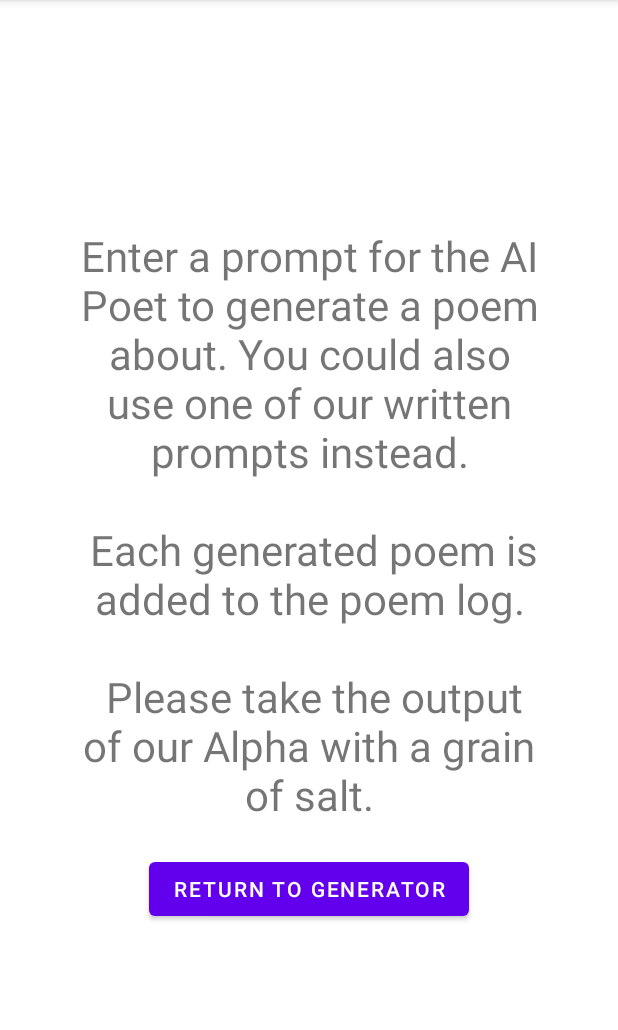
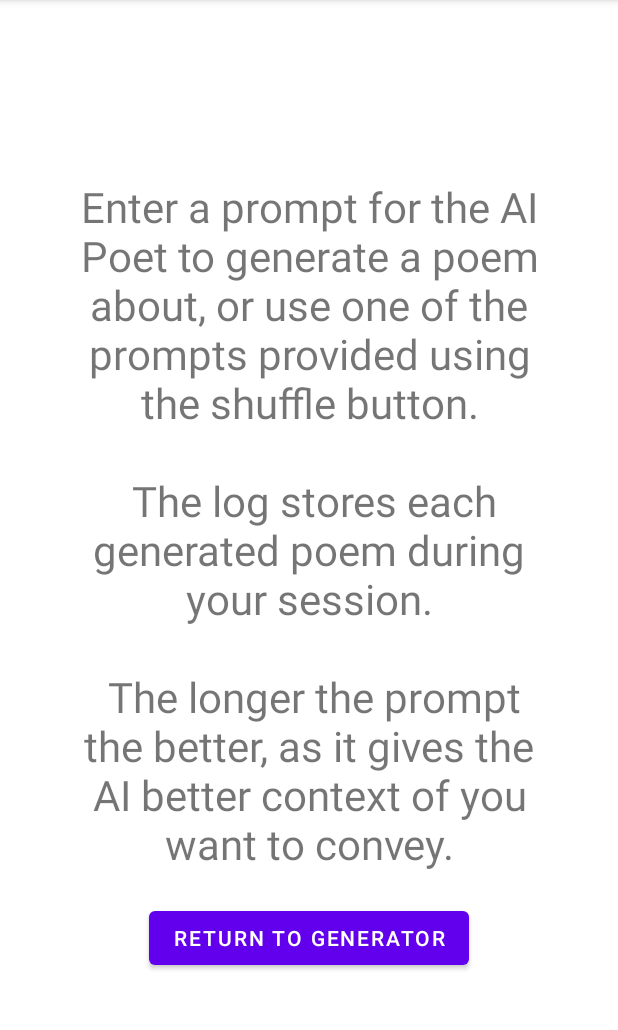
Before and after one commit to jordankettles/345-group-project, an Android app built with Jetpack Compose: the HelpActivity screen opened directly, with no data from a screen before it, on a phone screen of 412 x 824 dp, the part 84-1114 px from its top. Run offline under Robolectric (Android 15) with nearby library versions, the phone set to English and light mode, and no system bars; our stand-ins replace data binding.

Commit message:
update help

```diff
--- a/app/src/main/res/values/strings.xml
+++ b/app/src/main/res/values/strings.xml
@@ -7,10 +7,10 @@
     <string name="button">Generate</string>
     <string name="give_the_writer_a_prompt">Give the Writer a Prompt</string>
     <string name="helpbutton">Help</string>
-    <string name="help_text">Enter a prompt for the AI Poet to generate a poem about.
-        You could also use one of our written prompts instead.\n\n
-        Each generated poem is added to the poem log.\n\n
-        Please take the output of our Alpha with a grain of salt.
+    <string name="help_text">Enter a prompt for the AI Poet to generate a poem about, or
+        use one of the prompts provided using the shuffle button.\n\n
+        The log stores each generated poem during your session.\n\n
+        The longer the prompt the better, as it gives the AI better context of you want to convey.
         </string>
     <string name="return_button">Return to Generator</string>
 </resources>
```
